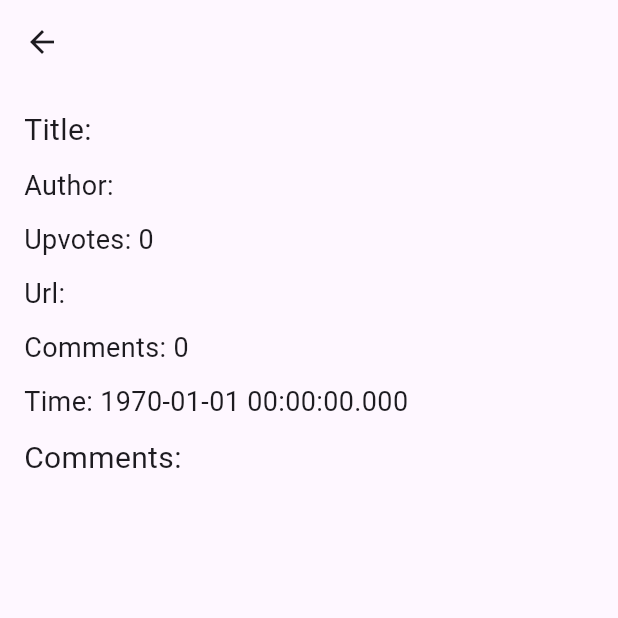
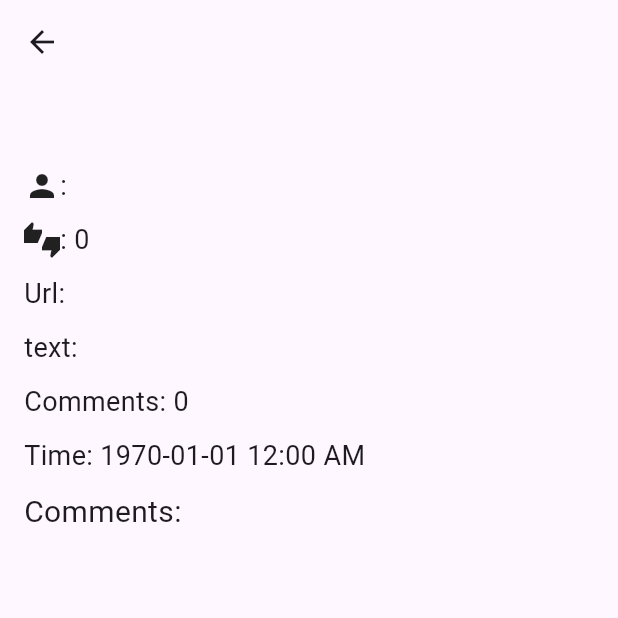
Before and after one commit to mahadihanif/Hacker-News-API-News-App, a Flutter app: the DetailedNewsPage screen opened directly with empty values, on a phone screen of 412 x 824 dp, the top half of it. Run offline on Flutter 3.47's test engine with Material 3 defaults, Android fonts, the phone set to English and light mode, and no system bars; our stand-ins replace get; network calls fail.

Commit message:
Add Icons to detailed page

```diff
--- a/lib/models/news_model.dart
+++ b/lib/models/news_model.dart
@@ -1,6 +1,7 @@
 class ItemModel {
   final String title;
   final String? author;
+  final String? text;
   final String? url;
   final List<int> kids;
   final int? score;
@@ -13,6 +14,7 @@ class ItemModel {
     required this.score,
     required this.descendants,
     this.author,
+    this.text,
     this.url,
     required this.time,
     required this.kids,
@@ -23,6 +25,7 @@ class ItemModel {
     return ItemModel(
       title: json['title'],
       author: json['by'],
+      text: json['text'],
       url: json['url'],
       score: json['score'],
       descendants: json['descendants'],
--- a/lib/pages/detailed_news_page.dart
+++ b/lib/pages/detailed_news_page.dart
@@ -1,4 +1,5 @@
 import 'package:flutter/material.dart';
+import 'package:intl/intl.dart';
 import 'package:remote_kitchen_news_app/controller/storiesController.dart';
 import '../models/comment_model.dart';
 import '../models/news_model.dart';
@@ -28,30 +29,50 @@ class _DetailedNewsPageState extends State<DetailedNewsPage> {
       appBar: AppBar(
         title: Text(widget.item.title),
       ),
+
+
       body: Padding(
         padding: const EdgeInsets.all(16.0),
         child: Column(
           crossAxisAlignment: CrossAxisAlignment.start,
           children: [
             // Showing story attributes here
-            Text('Title: ${widget.item.title}',
-                style: const TextStyle(fontSize: 20)),
+            Text(widget.item.title,
+                style: const TextStyle(
+                  fontSize: 20,
+                  fontWeight: FontWeight.w600,
+                )),
             const SizedBox(height: 10),
-            Text('Author: ${widget.item.author}',
+
+            Row(
+              children: [
+                const Icon(Icons.person),
+                Text(': ${widget.item.author}',
+                    style: const TextStyle(fontSize: 18)),
+              ],
+            ),
+            const SizedBox(height: 10),
+            Row(
+              children: [
+                const Icon(Icons.thumbs_up_down_sharp),
+                Text(': ${widget.item.score}',
+                    style: const TextStyle(fontSize: 18)),
+              ],
+            ),
+            const SizedBox(height: 10),
+            Text('Url: ${widget.item.url}',
                 style: const TextStyle(fontSize: 18)),
             const SizedBox(height: 10),
-            Text('Upvotes: ${widget.item.score}',
-                style: const TextStyle(fontSize: 18)),
-            const SizedBox(height: 10),
-            Text('Url: ${widget.item.url}',
+            Text('text: ${widget.item.text}',
                 style: const TextStyle(fontSize: 18)),
             const SizedBox(height: 10),
             Text('Comments: ${widget.item.descendants}',
                 style: const TextStyle(fontSize: 18)),
             const SizedBox(height: 10),
             Text(
-                'Time: ${DateTime.fromMillisecondsSinceEpoch(widget.item.time * 1000)}',
-                style: const TextStyle(fontSize: 18)),
+              'Time: ${DateFormat('yyyy-MM-dd hh:mm a').format(DateTime.fromMillisecondsSinceEpoch(widget.item.time * 1000).toUtc())}',
+              style: const TextStyle(fontSize: 18),
+            ),
             const SizedBox(height: 10),
             const Text('Comments:', style: TextStyle(fontSize: 20)),
             Expanded(
--- a/lib/resources/urlHelper.dart
+++ b/lib/resources/urlHelper.dart
@@ -2,15 +2,15 @@
 class UrlHelper {
 
   static String urlForStory(int storyId) {
-    return "https://hacker-news.firebaseio.com/v0/item/${storyId}.json?print=pretty";
+    return "https://hacker-news.firebaseio.com/v0/item/${storyId}.json";
   }
 
   static String urlForTopStories() {
-    return "https://hacker-news.firebaseio.com/v0/topstories.json?print=pretty";
+    return "https://hacker-news.firebaseio.com/v0/topstories.json";
   }
 
   static String urlForCommentById(int commentId) {
-    return "https://hacker-news.firebaseio.com/v0/item/${commentId}.json?print=pretty";
+    return "https://hacker-news.firebaseio.com/v0/item/${commentId}.json";
   }
 
 }
--- a/pubspec.yaml
+++ b/pubspec.yaml
@@ -49,6 +49,7 @@ dev_dependencies:
   http: ^1.2.2
   provider: ^6.1.2
   get: ^4.6.6
+  intl: ^0.17.0   #Package for formatting date
 
 
 
```
Also changed, not shown: pubspec.lock.
